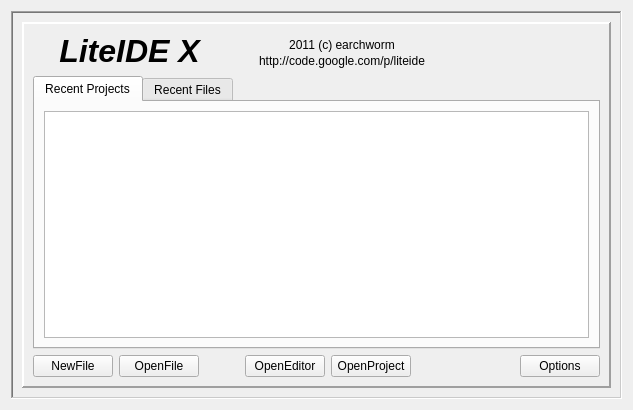
Above: liteidex/src/plugins/welcome/welcomewidget.ui from seanxyh/liteide before the change. Below: the same form after it.
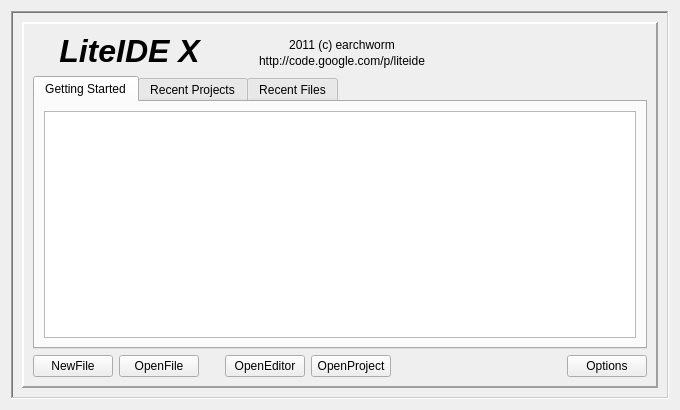
That is the form after the change. Icons and pictures are not drawn.

Diff of the .ui file:
```diff
--- a/liteidex/src/plugins/welcome/welcomewidget.ui
+++ b/liteidex/src/plugins/welcome/welcomewidget.ui
@@ -6,7 +6,7 @@
    <rect>
     <x>0</x>
     <y>0</y>
-    <width>633</width>
+    <width>680</width>
     <height>410</height>
    </rect>
   </property>
@@ -27,8 +27,8 @@
        <rect>
         <x>0</x>
         <y>0</y>
-        <width>645</width>
-        <height>363</height>
+        <width>654</width>
+        <height>384</height>
        </rect>
       </property>
       <layout class="QVBoxLayout" name="verticalLayout_3">
@@ -170,6 +170,16 @@
             <property name="currentIndex">
              <number>0</number>
             </property>
+            <widget class="QWidget" name="tab_3">
+             <attribute name="title">
+              <string>Getting Started</string>
+             </attribute>
+             <layout class="QVBoxLayout" name="verticalLayout_8">
+              <item>
+               <widget class="QTreeView" name="docTreeView"/>
+              </item>
+             </layout>
+            </widget>
             <widget class="QWidget" name="tab">
              <attribute name="title">
               <string>Recent Projects</string>
@@ -218,7 +228,7 @@
               </property>
               <property name="sizeHint" stdset="0">
                <size>
-                <width>40</width>
+                <width>20</width>
                 <height>20</height>
                </size>
               </property>
@@ -245,7 +255,7 @@
               </property>
               <property name="sizeHint" stdset="0">
                <size>
-                <width>40</width>
+                <width>20</width>
                 <height>20</height>
                </size>
               </property>
```
